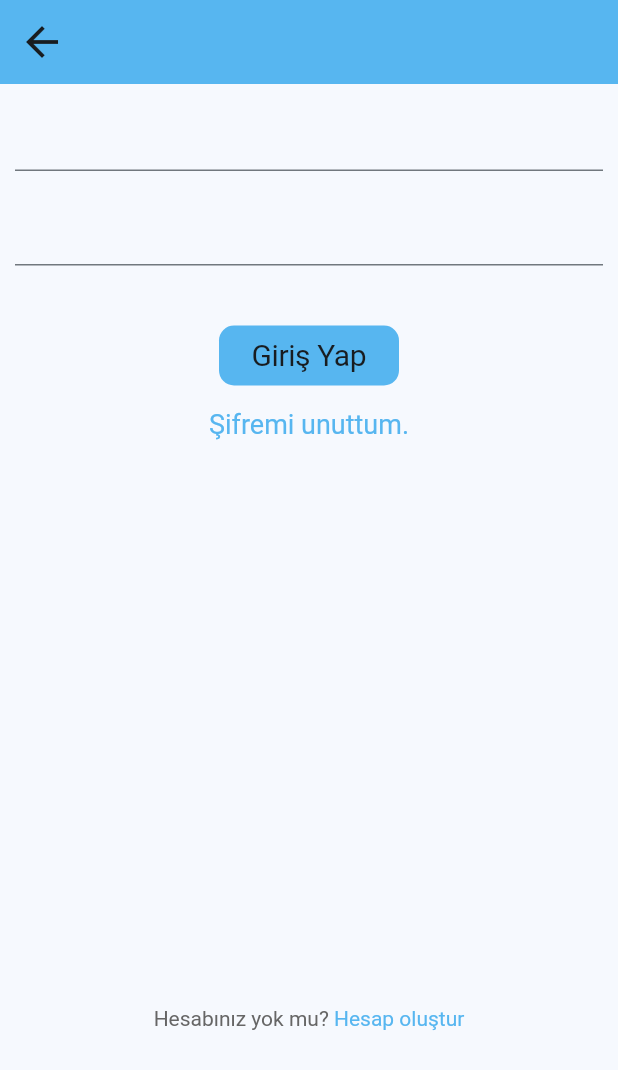
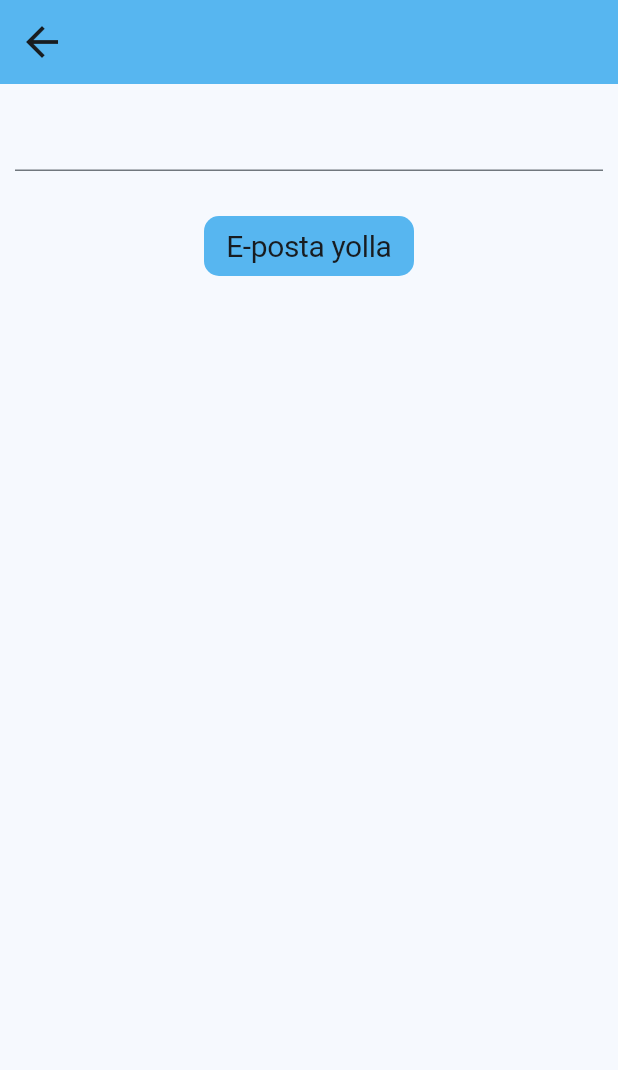
Before and after one commit to Keremovsky/flutter_brand_detection_app, a Flutter app: the LoginScreen screen opened by its route, after a tap on "Şifremi unuttum.", on a phone screen of 412 x 824 dp. Shown: the top 1070 px of the screen. Run offline on Flutter 3.47's test engine with Material 3 defaults, Android fonts, the phone set to English and light mode, and no system bars; our stand-ins replace flutter_riverpod, go_router, riverpod.

Commit message:
forget password screen UI demo

```diff
--- a/lib/core/constants/router_constants.dart
+++ b/lib/core/constants/router_constants.dart
@@ -16,4 +16,7 @@ class RouterConstants {
 
   static const registerScreenPath = "/registerScreen";
   static const registerScreenName = "registerScreen";
+
+  static const forgetPasswordScreenPath = "/forgetPasswordScreen";
+  static const forgetPasswordScreenName = "forgetPasswordScreen";
 }
--- /dev/null
+++ b/lib/features/auth/screens/forget_password_screen.dart
@@ -0,0 +1,53 @@
+import 'package:flutter/material.dart';
+import 'package:flutter_brand_detection_app/core/constants/theme_constants.dart';
+import 'package:flutter_brand_detection_app/core/utils/custom_text_button.dart';
+import 'package:flutter_riverpod/flutter_riverpod.dart';
+import 'package:go_router/go_router.dart';
+
+class ForgetPasswordScreen extends ConsumerStatefulWidget {
+  const ForgetPasswordScreen({super.key});
+
+  @override
+  ConsumerState<ConsumerStatefulWidget> createState() =>
+      _ForgetPasswordScreenState();
+}
+
+class _ForgetPasswordScreenState extends ConsumerState<ForgetPasswordScreen> {
+  @override
+  Widget build(BuildContext context) {
+    return Scaffold(
+      appBar: AppBar(
+        leading: IconButton(
+          onPressed: () {
+            context.pop();
+          },
+          icon: const Icon(
+            Icons.arrow_back,
+            size: ThemeConstants.generalIconSize,
+          ),
+        ),
+      ),
+      body: SafeArea(
+        child: Padding(
+          padding: const EdgeInsets.symmetric(horizontal: 10, vertical: 10),
+          child: Column(
+            children: [
+              TextField(),
+              const SizedBox(height: 30),
+              CustomTextButton(
+                text: Text(
+                  "E-posta yolla",
+                  style: Theme.of(context).textTheme.displayLarge,
+                ),
+                onTap: () {},
+                borderRadius: BorderRadius.circular(10),
+                height: 40,
+                width: 140,
+              )
+            ],
+          ),
+        ),
+      ),
+    );
+  }
+}
--- a/lib/features/auth/screens/login_screen.dart
+++ b/lib/features/auth/screens/login_screen.dart
@@ -21,7 +21,7 @@ class _AuthScreenState extends ConsumerState<LoginScreen> {
       appBar: AppBar(
         leading: IconButton(
           onPressed: () {
-            Navigator.of(context).pop();
+            context.pop();
           },
           icon: const Icon(
             Icons.arrow_back,
@@ -54,7 +54,7 @@ class _AuthScreenState extends ConsumerState<LoginScreen> {
                 const _CustomSizedBox(),
                 GestureDetector(
                   onTap: () {
-                    print("navigate to forgot password screen");
+                    context.pushNamed(RouterConstants.forgetPasswordScreenName);
                   },
                   child: Text(
                     "Şifremi unuttum.",
--- a/lib/features/auth/screens/register_screen.dart
+++ b/lib/features/auth/screens/register_screen.dart
@@ -2,6 +2,7 @@ import 'package:flutter/material.dart';
 import 'package:flutter_brand_detection_app/core/constants/theme_constants.dart';
 import 'package:flutter_brand_detection_app/core/utils/custom_text_button.dart';
 import 'package:flutter_riverpod/flutter_riverpod.dart';
+import 'package:go_router/go_router.dart';
 
 class RegisterScreen extends ConsumerStatefulWidget {
   const RegisterScreen({super.key});
@@ -17,7 +18,7 @@ class _RegisterScreenState extends ConsumerState<RegisterScreen> {
       appBar: AppBar(
         leading: IconButton(
           onPressed: () {
-            Navigator.of(context).pop();
+            context.pop();
           },
           icon: const Icon(
             Icons.arrow_back,
--- a/lib/router.dart
+++ b/lib/router.dart
@@ -1,5 +1,6 @@
 import 'package:flutter/material.dart';
 import 'package:flutter_brand_detection_app/core/constants/router_constants.dart';
+import 'package:flutter_brand_detection_app/features/auth/screens/forget_password_screen.dart';
 import 'package:flutter_brand_detection_app/features/auth/screens/login_screen.dart';
 import 'package:flutter_brand_detection_app/features/auth/screens/register_screen.dart';
 import 'package:flutter_brand_detection_app/features/history/screens/history_screen.dart';
@@ -45,6 +46,15 @@ class AppRouter {
           );
         },
       ),
+      GoRoute(
+        name: RouterConstants.forgetPasswordScreenName,
+        path: RouterConstants.forgetPasswordScreenPath,
+        pageBuilder: (context, state) {
+          return const MaterialPage(
+            child: ForgetPasswordScreen(),
+          );
+        },
+      ),
     ],
   );
 }
```
